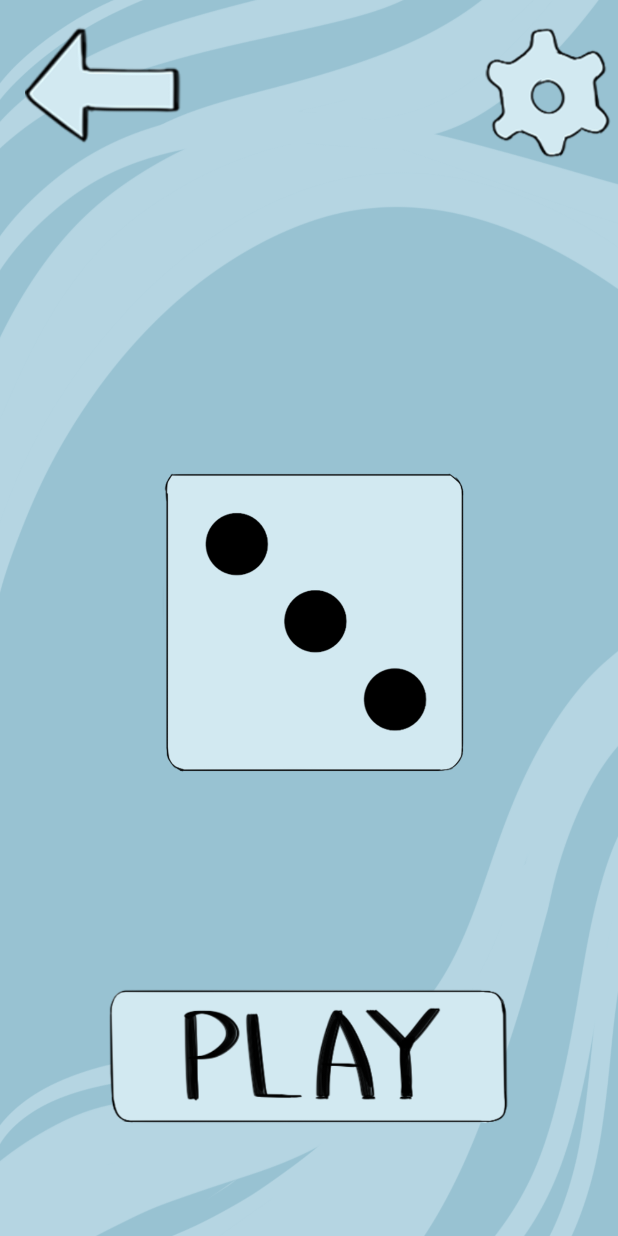
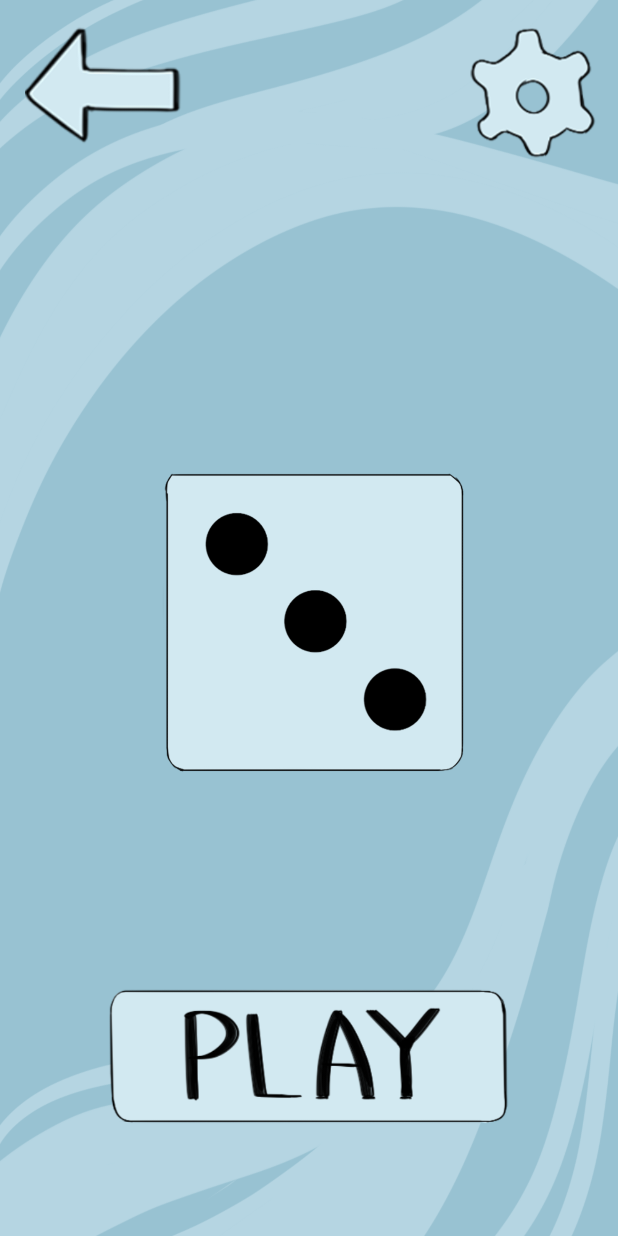
Before and after one commit to MDAsDEV/Kubiks, an Android app: the one_cubik screen opened directly, with no data from a screen before it, on a phone screen of 412 x 824 dp. Run offline under Robolectric (Android 15) with nearby library versions, the phone set to English and light mode, and no system bars.

Commit message:
updating layout to make first screen comfortable to use from another screen

```diff
--- a/app/src/main/res/layout/activity_one_cubik.xml
+++ b/app/src/main/res/layout/activity_one_cubik.xml
@@ -46,7 +46,7 @@
         android:adjustViewBounds="true"
         android:scaleX="0.7"
         android:scaleY="0.7"
-        android:layout_marginRight="-15dp"
+        android:layout_marginRight="-5dp"
         app:srcCompat="@drawable/settings"
         ></ImageButton>
     <ImageView
--- a/app/src/main/res/layout/activity_two_kubiks.xml
+++ b/app/src/main/res/layout/activity_two_kubiks.xml
@@ -13,7 +13,7 @@
         android:layout_height="wrap_content"
         android:scaleY="0.7"
         android:scaleX="0.7"
-        android:layout_marginRight="-15dp"
+        android:layout_marginRight="-5dp"
         android:adjustViewBounds="true"
         android:layout_alignParentRight="true"
         android:background="@null"
```
